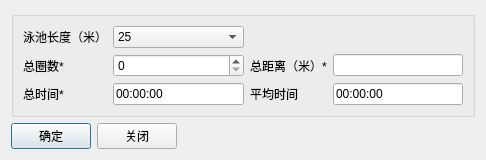
Before: the Qt Designer form code/SwimmingPerformance/dialog_addrecord.ui in xinyuewodi/SwimmingPerformance, drawn with Qt 5.
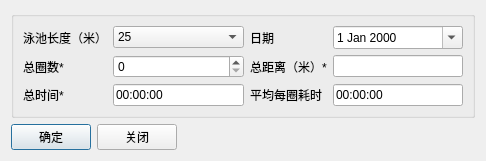
After: the same form once the commit is applied. Icons and pictures are not drawn.

Diff of the .ui file:
```diff
--- a/code/SwimmingPerformance/dialog_addrecord.ui
+++ b/code/SwimmingPerformance/dialog_addrecord.ui
@@ -41,6 +41,9 @@
           <property name="text">
            <string>00:00:00</string>
           </property>
+          <property name="readOnly">
+           <bool>true</bool>
+          </property>
          </widget>
         </item>
         <item row="2" column="0">
@@ -56,7 +59,7 @@
         <item row="2" column="2">
          <widget class="QLabel" name="label_avgTime">
           <property name="text">
-           <string>平均时间</string>
+           <string>平均每圈耗时</string>
           </property>
           <property name="buddy">
            <cstring>lineEdit_avgTime</cstring>
@@ -83,7 +86,7 @@
         <item row="1" column="3">
          <widget class="QLineEdit" name="lineEdit_totalLength">
           <property name="readOnly">
-           <bool>true</bool>
+           <bool>false</bool>
           </property>
          </widget>
         </item>
@@ -118,6 +121,20 @@
           </item>
          </widget>
         </item>
+        <item row="0" column="2">
+         <widget class="QLabel" name="label_3">
+          <property name="text">
+           <string>日期</string>
+          </property>
+         </widget>
+        </item>
+        <item row="0" column="3">
+         <widget class="QDateEdit" name="dateEdit">
+          <property name="calendarPopup">
+           <bool>true</bool>
+          </property>
+         </widget>
+        </item>
        </layout>
       </item>
      </layout>
```
